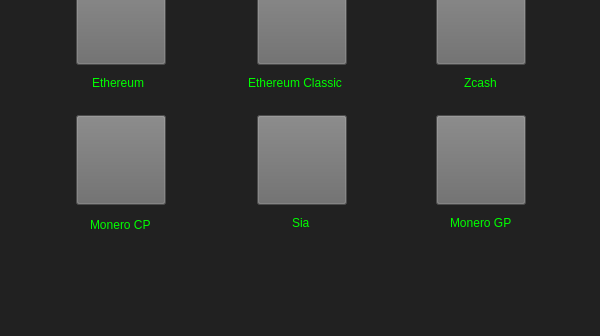
Qt form Mr.Mining/MikeTheMiner/ChooseCurrency.ui (patel344/Mr.Miner) before a commit; both pictures show x 0 to 600 and y 255 to 591 of the 600 by 591 pixel window.
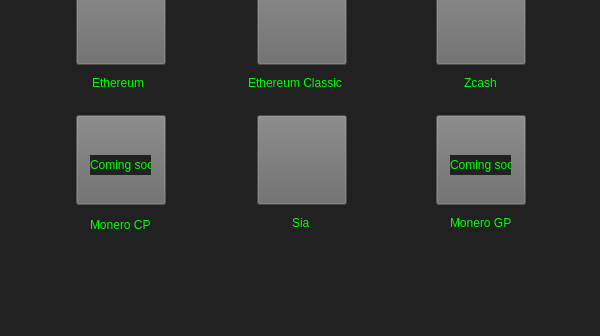
The same form after that commit. Icons and pictures are not drawn.

The edit to the form file:
```diff
--- a/Mr.Mining/MikeTheMiner/ChooseCurrency.ui
+++ b/Mr.Mining/MikeTheMiner/ChooseCurrency.ui
@@ -102,6 +102,9 @@
    </property>
   </widget>
   <widget class="QPushButton" name="pascal">
+   <property name="enabled">
+    <bool>false</bool>
+   </property>
    <property name="geometry">
     <rect>
      <x>76</x>
@@ -154,6 +157,9 @@
    </property>
   </widget>
   <widget class="QPushButton" name="monero">
+   <property name="enabled">
+    <bool>false</bool>
+   </property>
    <property name="geometry">
     <rect>
      <x>436</x>
@@ -722,6 +728,38 @@
     <bool>true</bool>
    </property>
   </widget>
+  <widget class="QLabel" name="label_8">
+   <property name="geometry">
+    <rect>
+     <x>450</x>
+     <y>410</y>
+     <width>61</width>
+     <height>20</height>
+    </rect>
+   </property>
+   <property name="styleSheet">
+    <string notr="true">color:rgb(0, 255, 0)</string>
+   </property>
+   <property name="text">
+    <string>Coming soon</string>
+   </property>
+  </widget>
+  <widget class="QLabel" name="label_9">
+   <property name="geometry">
+    <rect>
+     <x>90</x>
+     <y>410</y>
+     <width>61</width>
+     <height>20</height>
+    </rect>
+   </property>
+   <property name="styleSheet">
+    <string notr="true">color:rgb(0, 255, 0)</string>
+   </property>
+   <property name="text">
+    <string>Coming soon</string>
+   </property>
+  </widget>
  </widget>
  <resources>
   <include location="ChooseCurrency.qrc"/>
```
